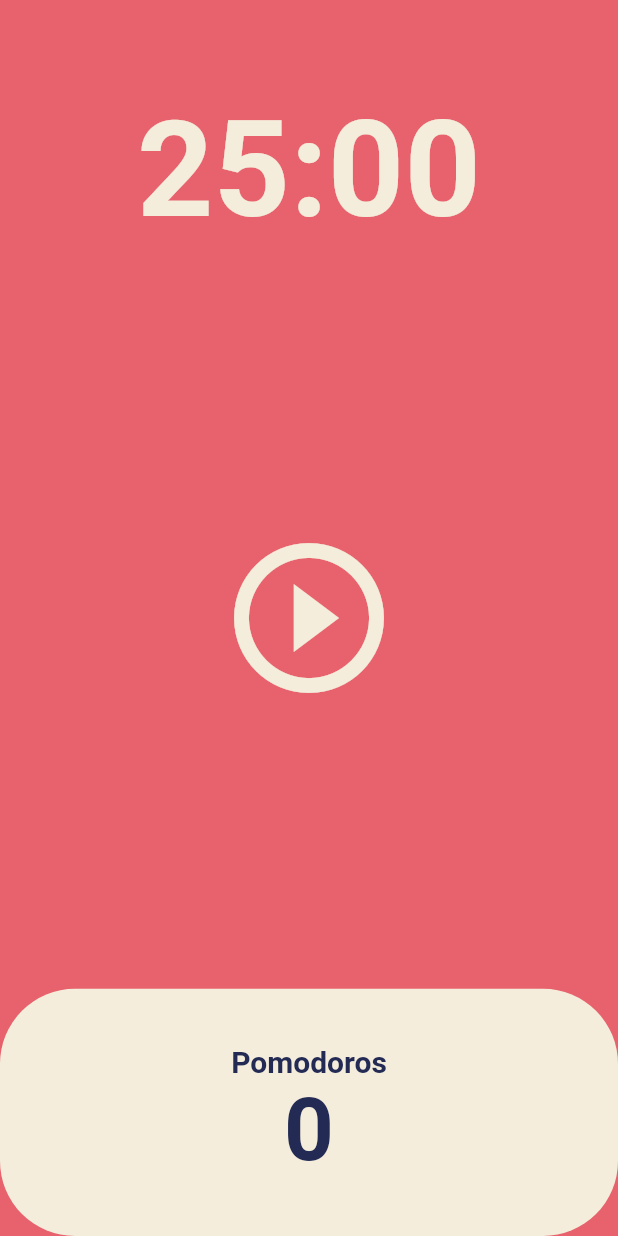
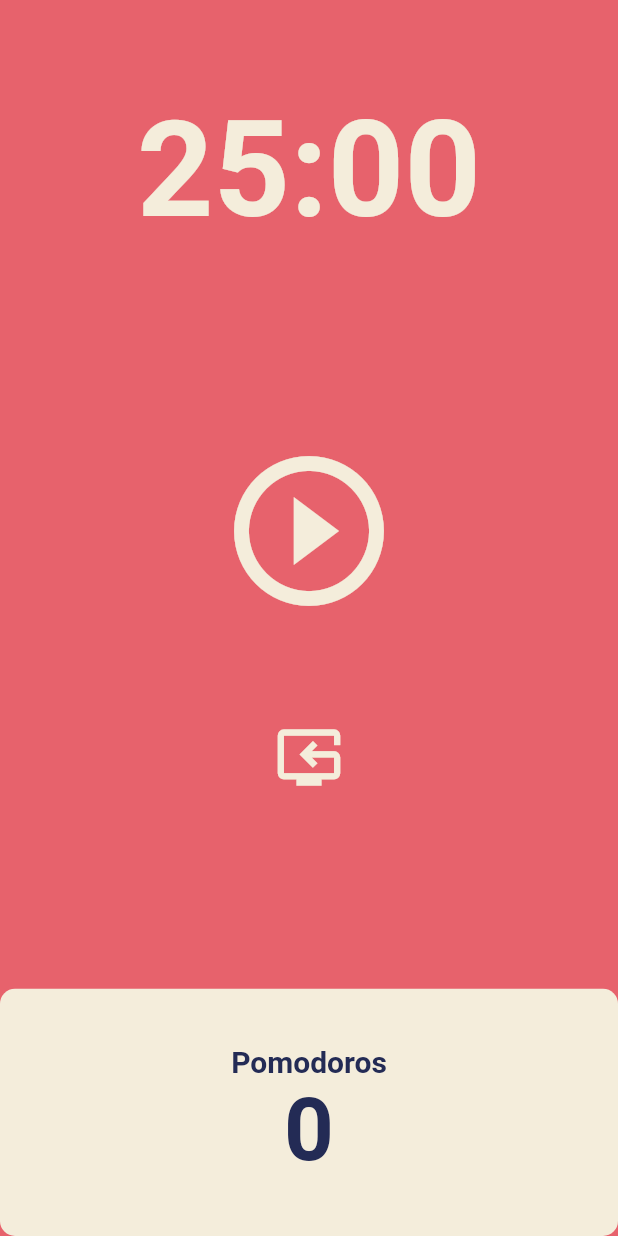
Before and after one commit to pumpkinsoft88/promodoro, a Flutter app: the screen it shows after launch, on a phone screen of 412 x 824 dp. Run offline on Flutter 3.47's test engine with Material 2 defaults, Android fonts, the phone set to English and light mode, and no system bars.

Commit message:
7th commit

```diff
--- a/lib/screens/home_screen.dart
+++ b/lib/screens/home_screen.dart
@@ -48,17 +48,27 @@ class _HomeScreenState extends State<HomeScreen> {
     });
   }
 
+  void onResetPressed() {
+    timer.cancel();
+    setState(() {
+      isRunning = false;
+      totalSeconds = twentyFiveMinutes;
+    });
+  }
+
   String format(int seconds){
     var duration = Duration(seconds: seconds);
     // print(duration.toString().split(".").first.substring(2,7));
     return duration.toString().split(".").first.substring(2,7);
   }
 
+
 @override
   Widget build(BuildContext context) {
     return Scaffold(
         backgroundColor: Theme.of(context).backgroundColor,
-      body: Column(children: [
+        body: Column(
+          children: [
             Flexible(
               flex: 1,
               child: Container(
@@ -68,22 +78,34 @@ class _HomeScreenState extends State<HomeScreen> {
                   style: TextStyle(
                     color: Theme.of(context).cardColor,
                     fontSize: 89,
-                  fontWeight: FontWeight.w600),
+                    fontWeight: FontWeight.w600,
+                  ),
                 ),
               ),
             ),
             Flexible(
               flex: 3,
-          child: Center(
-            child: IconButton(
+              child: Column(
+                mainAxisAlignment: MainAxisAlignment.center,
+                children: [
+                  IconButton(
                     iconSize: 120,
                     color: Theme.of(context).cardColor,
-              onPressed:  isRunning? onPausePressed
-              : onStartPressed,
-              icon: Icon(isRunning
-              ? Icons.pause_circle_outline
-              : Icons.play_circle_outline),
+                    onPressed: isRunning ? onPausePressed : onStartPressed,
+                    icon: isRunning
+                        ? const Icon(Icons.pause_circle_outline)
+                        : const Icon(Icons.play_circle_outline),
                   ),
+                  const SizedBox(
+                    height: 50,
+                  ),
+                  IconButton(
+                    iconSize: 50,
+                    color: Theme.of(context).cardColor,
+                    onPressed: onResetPressed,
+                    icon: const Icon(Icons.reset_tv_outlined),
+                  ),
+                ],
               ),
             ),
             Flexible(
@@ -92,8 +114,10 @@ class _HomeScreenState extends State<HomeScreen> {
                 children: [
                   Expanded(
                     child: Container(
-                  decoration: BoxDecoration(color: Theme.of(context).cardColor,
-                  borderRadius: BorderRadius.circular(50),),
+                      decoration: BoxDecoration(
+                        color: Theme.of(context).cardColor,
+                        borderRadius: BorderRadius.circular(10),
+                      ),
                       child: Column(
                         mainAxisAlignment: MainAxisAlignment.center,
                         children: [
@@ -102,7 +126,8 @@ class _HomeScreenState extends State<HomeScreen> {
                             style: TextStyle(
                               fontSize: 20,
                               fontWeight: FontWeight.w600,
-                          color: Theme.of(context).textTheme.headline1!.color,
+                              color:
+                                  Theme.of(context).textTheme.headline1!.color,
                             ),
                           ),
                           Text(
@@ -110,17 +135,18 @@ class _HomeScreenState extends State<HomeScreen> {
                             style: TextStyle(
                               fontSize: 58,
                               fontWeight: FontWeight.w600,
-                          color: Theme.of(context).textTheme.headline1!.color,
+                              color:
+                                  Theme.of(context).textTheme.headline1!.color,
                             ),
-                      )
+                          ),
                         ],
                       ),
                     ),
                   ),
                 ],
               ),
-        )
-      ]),
-    );
+            ),
+          ],
+        ));
   }
 }
```
Also changed, not shown: 1 other file. Lines whose indentation alone changed are shown as unchanged.
